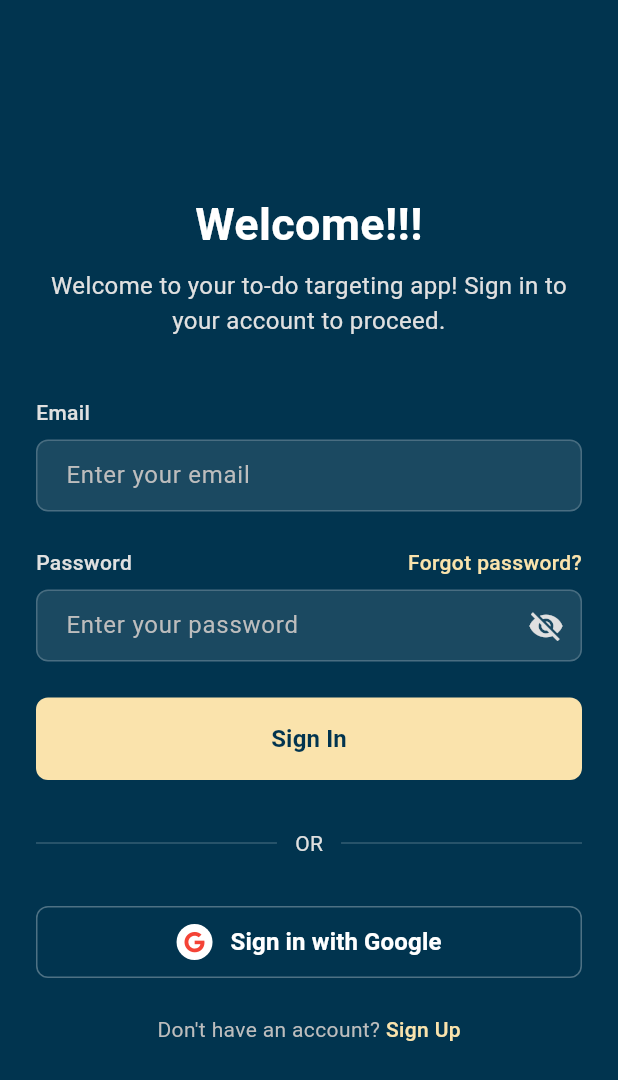
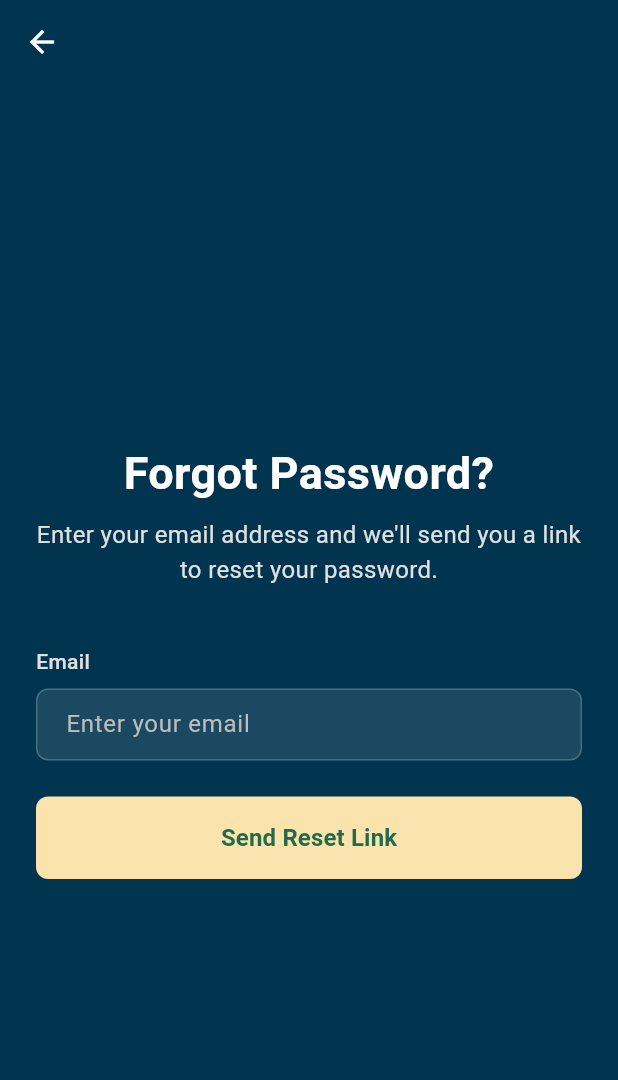
Before and after one commit to pctan9491/PROJ-0001-TTTApp-FE, a Flutter app: the screen it shows after launch, after a tap on "Forgot password?", on a phone screen of 412 x 824 dp. Shown: the top 1080 px of the screen. Run offline on Flutter 3.47's test engine with Material 3 defaults, Android fonts, the phone set to English and light mode, and no system bars; our stand-ins replace font_awesome_flutter.

Commit message:
Update theme in back end

```diff
--- a/lib/app.dart
+++ b/lib/app.dart
@@ -10,8 +10,43 @@ class ToDoApp extends StatelessWidget {
       title: 'ToDo Target App',
       debugShowCheckedModeBanner: false,
       theme: ThemeData(
+        scaffoldBackgroundColor: const Color(0xFF01344F),
         colorScheme: ColorScheme.fromSeed(seedColor: const Color.fromARGB(255, 66, 132, 100)),
         useMaterial3: true,
+        elevatedButtonTheme: ElevatedButtonThemeData(
+          style: ElevatedButton.styleFrom(
+            backgroundColor: const Color(0xFFFAE3AC),
+            padding: const EdgeInsets.symmetric(vertical: 16),
+            shape: RoundedRectangleBorder(
+              borderRadius: BorderRadius.circular(8),
+            ),
+            elevation: 0,
+          ),
+        ),
+        inputDecorationTheme: InputDecorationTheme(
+          hintStyle: TextStyle(color: Colors.grey[400]),
+          filled: true,
+          fillColor: const Color(0x1AFFFFFF), // White with 0.1 opacity
+          border: OutlineInputBorder(
+            borderRadius: BorderRadius.circular(8),
+            borderSide: const BorderSide(color: Color(0x33FFFFFF)), // White with 0.2 opacity
+          ),
+          enabledBorder: OutlineInputBorder(
+            borderRadius: BorderRadius.circular(8),
+            borderSide: const BorderSide(color: Color(0x33FFFFFF)),
+          ),
+          focusedBorder: OutlineInputBorder(
+            borderRadius: BorderRadius.circular(8),
+            borderSide: const BorderSide(color: Color(0xFFFAE3AC)),
+          ),
+          contentPadding: const EdgeInsets.symmetric(horizontal: 16, vertical: 12),
+        ),
+        appBarTheme: const AppBarTheme(
+          backgroundColor: Colors.transparent,
+          elevation: 0,
+          iconTheme: IconThemeData(color: Colors.white),
+          centerTitle: true,
+        ),
       ),
       home: const LoginPage(),
     );
--- /dev/null
+++ b/lib/features/auth/presentation/pages/forgot_password_page.dart
@@ -0,0 +1,138 @@
+import 'package:flutter/material.dart';
+
+class ForgotPasswordPage extends StatefulWidget {
+  const ForgotPasswordPage({super.key});
+
+  @override
+  State<ForgotPasswordPage> createState() => _ForgotPasswordPageState();
+}
+
+class _ForgotPasswordPageState extends State<ForgotPasswordPage> {
+  final _formKey = GlobalKey<FormState>();
+  final _emailController = TextEditingController();
+
+  // Keys for identifying widgets in tests or inspector
+  static const Key emailFieldKey = Key('email_field');
+
+  @override
+  void dispose() {
+    _emailController.dispose();
+    super.dispose();
+  }
+
+  void _resetPassword() {
+    if (_formKey.currentState!.validate()) {
+      // TODO: Implement actual password reset logic here
+      ScaffoldMessenger.of(context).showSnackBar(
+        const SnackBar(content: Text('Password reset link sent!')),
+      );
+      // Optional: Navigate back to login or show success screen
+    }
+  }
+
+  @override
+  Widget build(BuildContext context) {
+    return Scaffold(
+      // Background color is handled by global theme
+      appBar: AppBar(),
+      body: SafeArea(
+        child: Center(
+          child: SingleChildScrollView(
+            padding: const EdgeInsets.all(24.0),
+            child: ConstrainedBox(
+              constraints: const BoxConstraints(maxWidth: 400),
+              child: Form(
+                key: _formKey,
+                child: Column(
+                  mainAxisAlignment: MainAxisAlignment.center,
+                  crossAxisAlignment: CrossAxisAlignment.stretch,
+                  children: [
+                    _buildHeader(context),
+                    const SizedBox(height: 40),
+                    _buildEmailField(),
+                    const SizedBox(height: 24),
+                    _buildResetButton(),
+                  ],
+                ),
+              ),
+            ),
+          ),
+        ),
+      ),
+    );
+  }
+
+  Widget _buildHeader(BuildContext context) {
+    return Column(
+      children: [
+        const Text(
+          'Forgot Password?',
+          textAlign: TextAlign.center,
+          style: TextStyle(
+            fontSize: 30,
+            fontWeight: FontWeight.bold,
+            color: Colors.white,
+          ),
+        ),
+        const SizedBox(height: 8),
+        Text(
+          "Enter your email address and we'll send you a link to reset your password.",
+          textAlign: TextAlign.center,
+          style: TextStyle(
+            color: Colors.grey[300],
+            fontSize: 16,
+          ),
+        ),
+      ],
+    );
+  }
+
+  Widget _buildEmailField() {
+    return Column(
+      crossAxisAlignment: CrossAxisAlignment.start,
+      children: [
+        Text(
+          'Email',
+          style: TextStyle(
+            color: Colors.grey[300],
+            fontSize: 14,
+            fontWeight: FontWeight.w500,
+          ),
+        ),
+        const SizedBox(height: 8),
+        TextFormField(
+          key: emailFieldKey,
+          controller: _emailController,
+          style: const TextStyle(color: Colors.white),
+          decoration: const InputDecoration(
+            hintText: 'Enter your email',
+          ),
+          keyboardType: TextInputType.emailAddress,
+          textInputAction: TextInputAction.done,
+          validator: (value) {
+            if (value == null || value.isEmpty) {
+              return 'Please enter your email';
+            }
+            if (!value.contains('@')) {
+              return 'Please enter a valid email';
+            }
+            return null;
+          },
+        ),
+      ],
+    );
+  }
+
+  Widget _buildResetButton() {
+    return SizedBox(
+      width: double.infinity,
+      child: ElevatedButton(
+        onPressed: _resetPassword,
+        child: const Text(
+          'Send Reset Link',
+          style: TextStyle(fontSize: 16, fontWeight: FontWeight.bold),
+        ),
+      ),
+    );
+  }
+}
--- a/lib/features/auth/presentation/pages/login_page.dart
+++ b/lib/features/auth/presentation/pages/login_page.dart
@@ -1,5 +1,6 @@
 import 'package:flutter/material.dart';
 import 'package:font_awesome_flutter/font_awesome_flutter.dart';
+import 'forgot_password_page.dart';
 
 class LoginPage extends StatefulWidget {
   const LoginPage({super.key});
@@ -15,7 +16,7 @@ class _LoginPageState extends State<LoginPage> {
   bool _isObscure = true;
 
   // Design Colors
-  static const Color _primaryColor = Color(0xFF01344F);
+  //static const Color _primaryColor = Color(0xFF01344F);
   static const Color _accentColor = Color(0xFFFAE3AC);
 
   // Keys for identifying widgets in tests or inspector
@@ -44,7 +45,7 @@ class _LoginPageState extends State<LoginPage> {
   @override
   Widget build(BuildContext context) {
     return Scaffold(
-      backgroundColor: _primaryColor,
+      //backgroundColor: _primaryColor,
       body: SafeArea(
         child: Center(
           child: SingleChildScrollView(
@@ -119,24 +120,8 @@ class _LoginPageState extends State<LoginPage> {
           key: emailFieldKey,
           controller: _emailController,
           style: const TextStyle(color: Colors.white),
-          decoration: InputDecoration(
+          decoration: const InputDecoration(
             hintText: 'Enter your email',
-            hintStyle: TextStyle(color: Colors.grey[400]),
-            filled: true,
-            fillColor: Colors.white.withOpacity(0.1),
-            border: OutlineInputBorder(
-              borderRadius: BorderRadius.circular(8),
-              borderSide: BorderSide(color: Colors.white.withOpacity(0.2)),
-            ),
-            enabledBorder: OutlineInputBorder(
-              borderRadius: BorderRadius.circular(8),
-              borderSide: BorderSide(color: Colors.white.withOpacity(0.2)),
-            ),
-            focusedBorder: OutlineInputBorder(
-              borderRadius: BorderRadius.circular(8),
-              borderSide: const BorderSide(color: _accentColor),
-            ),
-            contentPadding: const EdgeInsets.symmetric(horizontal: 16, vertical: 12),
           ),
           keyboardType: TextInputType.emailAddress,
           textInputAction: TextInputAction.next,
@@ -171,7 +156,10 @@ class _LoginPageState extends State<LoginPage> {
             ),
             GestureDetector(
               onTap: () {
-                // TODO: Handle forgot password
+                Navigator.push(
+                  context,
+                  MaterialPageRoute(builder: (context) => const ForgotPasswordPage()),
+                );
               },
               child: const Text(
                 'Forgot password?',
@@ -191,22 +179,6 @@ class _LoginPageState extends State<LoginPage> {
           style: const TextStyle(color: Colors.white),
           decoration: InputDecoration(
             hintText: 'Enter your password',
-            hintStyle: TextStyle(color: Colors.grey[400]),
-            filled: true,
-            fillColor: Colors.white.withOpacity(0.1),
-            border: OutlineInputBorder(
-              borderRadius: BorderRadius.circular(8),
-              borderSide: BorderSide(color: Colors.white.withOpacity(0.2)),
-            ),
-            enabledBorder: OutlineInputBorder(
-              borderRadius: BorderRadius.circular(8),
-              borderSide: BorderSide(color: Colors.white.withOpacity(0.2)),
-            ),
-            focusedBorder: OutlineInputBorder(
-              borderRadius: BorderRadius.circular(8),
-              borderSide: const BorderSide(color: _accentColor),
-            ),
-            contentPadding: const EdgeInsets.symmetric(horizontal: 16, vertical: 12),
             suffixIcon: IconButton(
               icon: Icon(
                 _isObscure ? Icons.visibility_off : Icons.visibility,
@@ -240,15 +212,6 @@ class _LoginPageState extends State<LoginPage> {
       child: ElevatedButton(
         key: loginButtonKey,
         onPressed: _login,
-        style: ElevatedButton.styleFrom(
-          backgroundColor: _accentColor,
-          foregroundColor: _primaryColor,
-          padding: const EdgeInsets.symmetric(vertical: 16),
-          shape: RoundedRectangleBorder(
-            borderRadius: BorderRadius.circular(8),
-          ),
-          elevation: 0,
-        ),
         child: const Text(
           'Sign In',
           style: TextStyle(fontSize: 16, fontWeight: FontWeight.bold),
```
